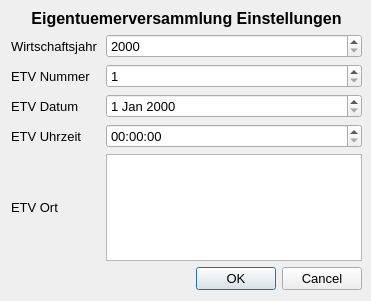
Above: agendasettings.ui from ealkenbrecher/ETVManager_old before the change. Below: the same form after it.
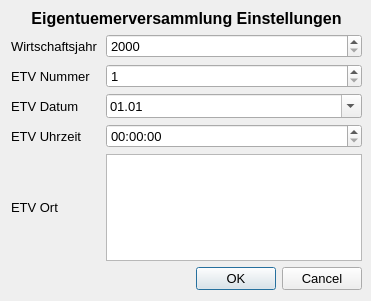
That is the form after the change.

Patch:
```diff
--- a/agendasettings.ui
+++ b/agendasettings.ui
@@ -122,6 +122,12 @@
         <pointsize>10</pointsize>
        </font>
       </property>
+      <property name="displayFormat">
+       <string>dd.MM</string>
+      </property>
+      <property name="calendarPopup">
+       <bool>true</bool>
+      </property>
      </widget>
     </item>
     <item row="5" column="0">
```
